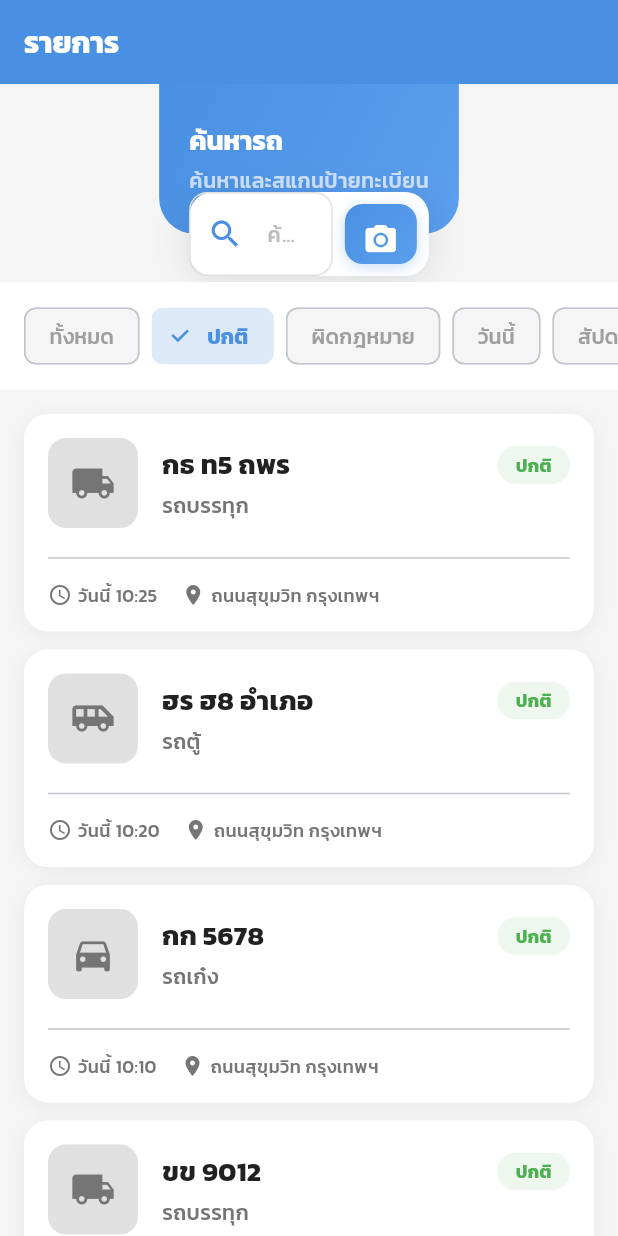
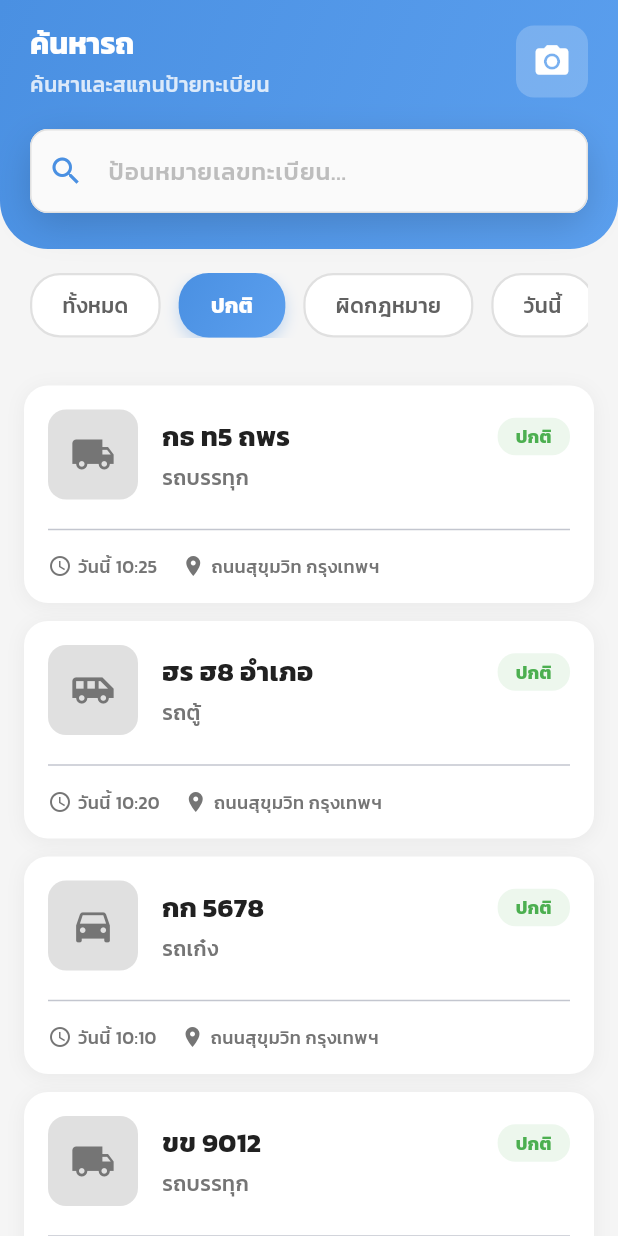
Before and after one commit to somkheartk/smart-mobile-lpr, a Flutter app: the VehicleListPage screen opened directly, after a tap on "ปกติ", on a phone screen of 412 x 824 dp. Run offline on Flutter 3.47's test engine with Material 3 defaults, Android fonts, the phone set to English and light mode, and no system bars; our stand-ins replace camera, fl_chart, flutter_dotenv; accounts and stored records are empty.

Commit message:
Refactor VehicleListPage layout by simplifying the search header and improving filter chip design

```diff
--- a/lib/pages/vehicle_list_page.dart
+++ b/lib/pages/vehicle_list_page.dart
@@ -78,11 +78,6 @@ class _VehicleListPageState extends State<VehicleListPage> {
   Widget build(BuildContext context) {
     return Scaffold(
       backgroundColor: AppColors.background,
-      appBar: AppBar(
-        title: const Text(AppStrings.vehicleList),
-        automaticallyImplyLeading: false,
-        elevation: 0,
-      ),
       body: Column(
         children: [
           _buildSearchHeader(),
@@ -109,26 +104,33 @@ class _VehicleListPageState extends State<VehicleListPage> {
   }
 
   Widget _buildSearchHeader() {
-    return Stack(
-      clipBehavior: Clip.none,
-      children: [
-        Container(
-          height: 100,
+    return Container(
+      padding: EdgeInsets.fromLTRB(
+        20,
+        MediaQuery.of(context).padding.top + 16,
+        20,
+        24,
+      ),
       decoration: const BoxDecoration(
         gradient: AppColors.primaryGradient,
         borderRadius: BorderRadius.only(
-              bottomLeft: Radius.circular(24),
-              bottomRight: Radius.circular(24),
+          bottomLeft: Radius.circular(32),
+          bottomRight: Radius.circular(32),
         ),
       ),
-          padding: const EdgeInsets.fromLTRB(20, 16, 20, 16),
       child: Column(
         crossAxisAlignment: CrossAxisAlignment.start,
-            mainAxisAlignment: MainAxisAlignment.center,
+        children: [
+          Row(
+            children: [
+              Expanded(
+                child: Column(
+                  crossAxisAlignment: CrossAxisAlignment.start,
                   children: [
                     Text(
                       'ค้นหารถ',
-                style: Theme.of(context).textTheme.headlineSmall?.copyWith(
+                      style: Theme.of(context).textTheme.headlineMedium
+                          ?.copyWith(
                             color: Colors.white,
                             fontWeight: FontWeight.bold,
                           ),
@@ -136,69 +138,25 @@ class _VehicleListPageState extends State<VehicleListPage> {
                     const SizedBox(height: 4),
                     Text(
                       'ค้นหาและสแกนป้ายทะเบียน',
-                style: Theme.of(
-                  context,
-                ).textTheme.bodyMedium?.copyWith(color: Colors.white70),
+                      style: Theme.of(context).textTheme.bodyMedium?.copyWith(
+                        color: Colors.white.withOpacity(0.8),
+                      ),
                     ),
                   ],
                 ),
               ),
-        Positioned(
-          bottom: -28,
-          left: 20,
-          right: 20,
-          child: Container(
-            height: 56,
+              Container(
                 decoration: BoxDecoration(
+                  color: Colors.white.withOpacity(0.2),
+                  borderRadius: BorderRadius.circular(12),
+                ),
+                child: IconButton(
+                  icon: const Icon(
+                    Icons.camera_alt,
                     color: Colors.white,
-              borderRadius: BorderRadius.circular(16),
-              boxShadow: [
-                BoxShadow(
-                  color: Colors.black.withOpacity(0.1),
-                  blurRadius: 20,
-                  offset: const Offset(0, 4),
+                    size: 26,
                   ),
-              ],
-            ),
-            child: Row(
-              children: [
-                Expanded(
-                  child: TextField(
-                    controller: _searchController,
-                    decoration: InputDecoration(
-                      hintText: 'ค้นหาป้ายทะเบียน...',
-                      prefixIcon: const Icon(
-                        Icons.search,
-                        color: AppColors.primaryBlue,
-                      ),
-                      border: InputBorder.none,
-                      contentPadding: const EdgeInsets.symmetric(
-                        horizontal: 16,
-                        vertical: 16,
-                      ),
-                      filled: false,
-                    ),
-                    onSubmitted: _searchVehicles,
-                  ),
-                ),
-                Container(
-                  margin: const EdgeInsets.all(8),
-                  decoration: BoxDecoration(
-                    gradient: AppColors.primaryGradient,
-                    borderRadius: BorderRadius.circular(12),
-                    boxShadow: [
-                      BoxShadow(
-                        color: AppColors.primaryBlue.withOpacity(0.3),
-                        blurRadius: 8,
-                        offset: const Offset(0, 2),
-                      ),
-                    ],
-                  ),
-                  child: Material(
-                    color: Colors.transparent,
-                    child: InkWell(
-                      borderRadius: BorderRadius.circular(12),
-                      onTap: () {
+                  onPressed: () {
                     Navigator.push(
                       context,
                       MaterialPageRoute(
@@ -206,22 +164,61 @@ class _VehicleListPageState extends State<VehicleListPage> {
                       ),
                     );
                   },
-                      child: Container(
-                        padding: const EdgeInsets.all(12),
-                        child: const Icon(
-                          Icons.camera_alt,
-                          color: Colors.white,
-                          size: 24,
-                        ),
-                      ),
-                    ),
                 ),
               ),
             ],
           ),
+          const SizedBox(height: 20),
+          Container(
+            decoration: BoxDecoration(
+              color: Colors.white,
+              borderRadius: BorderRadius.circular(16),
+              boxShadow: [
+                BoxShadow(
+                  color: Colors.black.withOpacity(0.15),
+                  blurRadius: 20,
+                  offset: const Offset(0, 8),
+                ),
+              ],
+            ),
+            child: TextField(
+              controller: _searchController,
+              style: const TextStyle(fontSize: 16),
+              decoration: InputDecoration(
+                hintText: 'ป้อนหมายเลขทะเบียน...',
+                hintStyle: TextStyle(color: Colors.grey[400]),
+                prefixIcon: Container(
+                  padding: const EdgeInsets.all(12),
+                  child: const Icon(
+                    Icons.search,
+                    color: AppColors.primaryBlue,
+                    size: 24,
+                  ),
+                ),
+                suffixIcon: _searchController.text.isNotEmpty
+                    ? IconButton(
+                        icon: const Icon(Icons.clear, color: Colors.grey),
+                        onPressed: () {
+                          _searchController.clear();
+                          _loadVehicles();
+                          setState(() {});
+                        },
+                      )
+                    : null,
+                border: InputBorder.none,
+                contentPadding: const EdgeInsets.symmetric(
+                  horizontal: 20,
+                  vertical: 16,
+                ),
+              ),
+              onChanged: (value) {
+                setState(() {});
+              },
+              onSubmitted: _searchVehicles,
             ),
           ),
         ],
+      ),
     );
   }
 
@@ -229,33 +226,59 @@ class _VehicleListPageState extends State<VehicleListPage> {
     final filters = ['ทั้งหมด', 'ปกติ', 'ผิดกฎหมาย', 'วันนี้', 'สัปดาห์นี้'];
 
     return Container(
-      margin: const EdgeInsets.only(top: 32),
-      padding: const EdgeInsets.symmetric(vertical: 12),
-      color: Colors.white,
+      padding: const EdgeInsets.symmetric(vertical: 16, horizontal: 20),
       child: SingleChildScrollView(
         scrollDirection: Axis.horizontal,
-        padding: const EdgeInsets.symmetric(horizontal: 16),
         child: Row(
           children: filters.map((filter) {
             final isSelected = _selectedFilter == filter;
             return Padding(
-              padding: const EdgeInsets.only(right: 8),
-              child: FilterChip(
-                label: Text(filter),
-                selected: isSelected,
-                onSelected: (selected) {
+              padding: const EdgeInsets.only(right: 12),
+              child: InkWell(
+                onTap: () {
                   setState(() {
                     _selectedFilter = filter;
                   });
                   _loadVehicles();
                 },
-                backgroundColor: Colors.grey[100],
-                selectedColor: AppColors.primaryBlue.withOpacity(0.2),
-                labelStyle: TextStyle(
-                  color: isSelected ? AppColors.primaryBlue : Colors.grey,
-                  fontWeight: isSelected ? FontWeight.bold : FontWeight.normal,
+                borderRadius: BorderRadius.circular(20),
+                child: AnimatedContainer(
+                  duration: const Duration(milliseconds: 200),
+                  padding: const EdgeInsets.symmetric(
+                    horizontal: 20,
+                    vertical: 10,
                   ),
-                checkmarkColor: AppColors.primaryBlue,
+                  decoration: BoxDecoration(
+                    gradient: isSelected ? AppColors.primaryGradient : null,
+                    color: isSelected ? null : Colors.white,
+                    borderRadius: BorderRadius.circular(20),
+                    border: Border.all(
+                      color: isSelected
+                          ? Colors.transparent
+                          : Colors.grey[300]!,
+                      width: 1.5,
+                    ),
+                    boxShadow: isSelected
+                        ? [
+                            BoxShadow(
+                              color: AppColors.primaryBlue.withOpacity(0.3),
+                              blurRadius: 8,
+                              offset: const Offset(0, 4),
+                            ),
+                          ]
+                        : null,
+                  ),
+                  child: Text(
+                    filter,
+                    style: TextStyle(
+                      color: isSelected ? Colors.white : Colors.grey[700],
+                      fontWeight: isSelected
+                          ? FontWeight.bold
+                          : FontWeight.w500,
+                      fontSize: 14,
+                    ),
+                  ),
+                ),
               ),
             );
           }).toList(),
```
Lines whose indentation alone changed are shown as unchanged.
